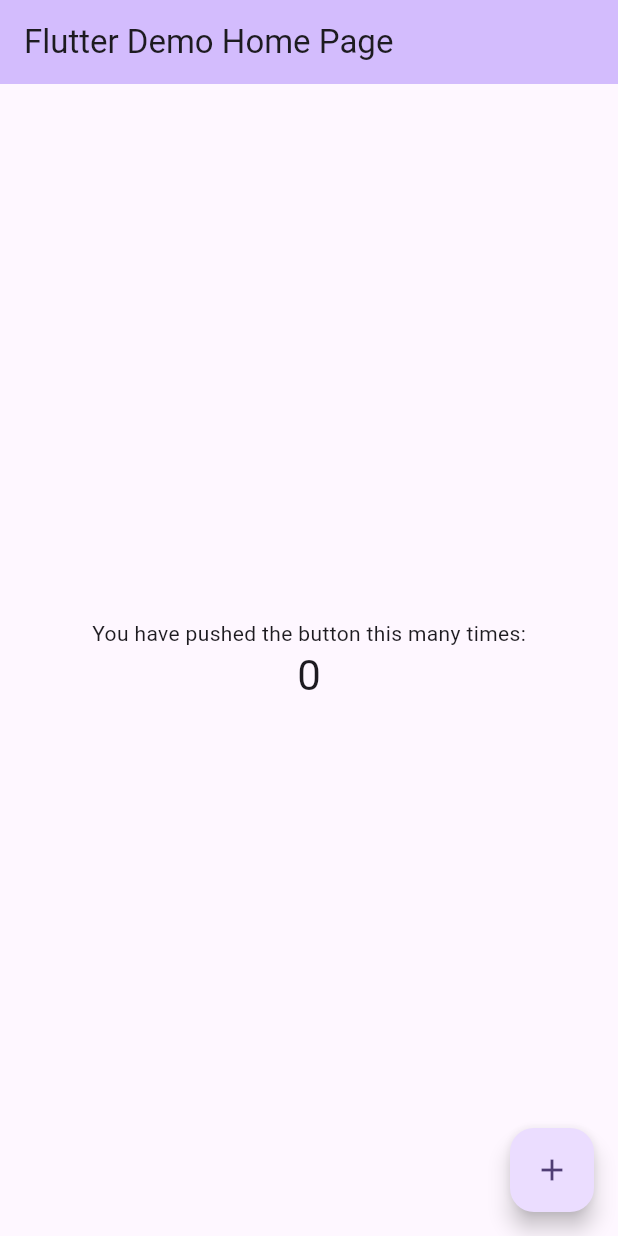
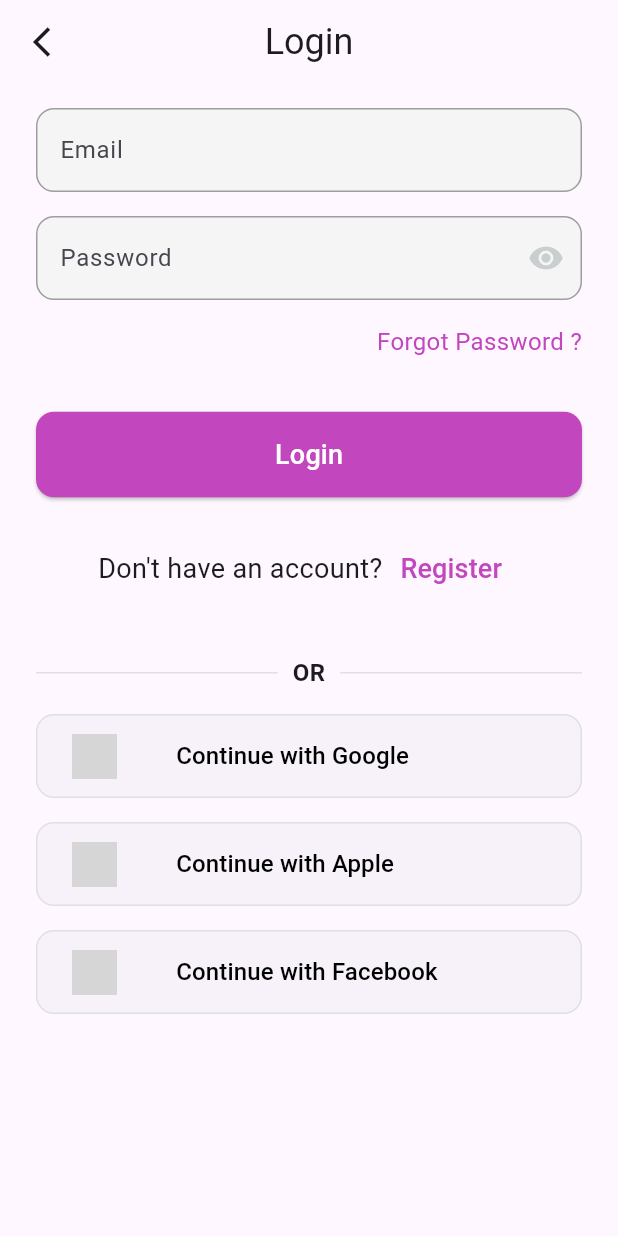
Before and after one commit to patrickmasry195/learnfy, a Flutter app: the screen it shows after launch, on a phone screen of 412 x 824 dp. Run offline on Flutter 3.47's test engine with Material 3 defaults, Android fonts, the phone set to English and light mode, and no system bars; network calls fail; grey boxes are pictures that could not be loaded.

Commit message:
finished login page ui

```diff
--- /dev/null
+++ b/mobile/lib/features/login/presentation/login_view.dart
@@ -0,0 +1,21 @@
+import 'package:flutter/material.dart';
+import 'package:learnfy/features/login/presentation/widgets/login_view_body.dart';
+
+class LoginView extends StatelessWidget {
+  const LoginView({super.key});
+
+  @override
+  Widget build(BuildContext context) {
+    return Scaffold(
+      appBar: AppBar(
+        leading: IconButton(
+          onPressed: () {},
+          icon: Icon(Icons.arrow_back_ios_sharp),
+        ),
+        title: Text("Login", style: TextStyle(fontSize: 24)),
+        centerTitle: true,
+      ),
+      body: LoginViewBody(),
+    );
+  }
+}
--- /dev/null
+++ b/mobile/lib/features/login/presentation/widgets/auth_with_platforms.dart
@@ -0,0 +1,39 @@
+import 'package:flutter/material.dart';
+
+class AuthWithPlatforms extends StatelessWidget {
+  const AuthWithPlatforms({
+    super.key,
+    required this.iconUrl,
+    required this.platformName,
+    this.onPressed,
+  });
+
+  final String iconUrl;
+  final String platformName;
+  final void Function()? onPressed;
+
+  @override
+  Widget build(BuildContext context) {
+    return ElevatedButton(
+      onPressed: onPressed,
+      style: ElevatedButton.styleFrom(
+        elevation: 0,
+        side: BorderSide(color: Colors.grey.shade300),
+        shape: RoundedRectangleBorder(borderRadius: BorderRadius.circular(12)),
+      ),
+      child: SizedBox(
+        height: 56,
+        child: Row(
+          children: [
+            Image.network(iconUrl, fit: BoxFit.fill, height: 30),
+            SizedBox(width: 39.42),
+            Text(
+              "Continue with $platformName",
+              style: TextStyle(fontSize: 16, color: Colors.black),
+            ),
+          ],
+        ),
+      ),
+    );
+  }
+}
--- /dev/null
+++ b/mobile/lib/features/login/presentation/widgets/custom_button.dart
@@ -0,0 +1,26 @@
+import 'package:flutter/material.dart';
+
+class CustomButton extends StatelessWidget {
+  const CustomButton({super.key});
+
+  @override
+  Widget build(BuildContext context) {
+    return SizedBox(
+      height: 57,
+      width: double.infinity,
+      child: ElevatedButton(
+        onPressed: () {},
+        style: ElevatedButton.styleFrom(
+          backgroundColor: Color(0xffC246BE),
+          shape: RoundedRectangleBorder(
+            borderRadius: BorderRadius.circular(12),
+          ),
+        ),
+        child: Text(
+          "Login",
+          style: TextStyle(color: Colors.white, fontSize: 18),
+        ),
+      ),
+    );
+  }
+}
--- /dev/null
+++ b/mobile/lib/features/login/presentation/widgets/custom_divider.dart
@@ -0,0 +1,24 @@
+import 'package:flutter/material.dart';
+
+class CustomDivider extends StatelessWidget {
+  const CustomDivider({super.key});
+
+  @override
+  Widget build(BuildContext context) {
+    return Row(
+      children: [
+        Expanded(
+          child: Divider(
+            thickness: 1,
+            color: Colors.grey.shade300,
+            endIndent: 10,
+          ),
+        ),
+        Text('OR', style: TextStyle(fontSize: 16, fontWeight: FontWeight.bold)),
+        Expanded(
+          child: Divider(thickness: 1, color: Colors.grey.shade300, indent: 10),
+        ),
+      ],
+    );
+  }
+}
--- /dev/null
+++ b/mobile/lib/features/login/presentation/widgets/custom_register.dart
@@ -0,0 +1,22 @@
+import 'package:flutter/material.dart';
+
+class CustomRegister extends StatelessWidget {
+  const CustomRegister({super.key});
+
+  @override
+  Widget build(BuildContext context) {
+    return Row(
+      mainAxisAlignment: MainAxisAlignment.center,
+      children: [
+        Text("Don't have an account?", style: TextStyle(fontSize: 18)),
+        TextButton(
+          onPressed: () {},
+          child: Text(
+            "Register",
+            style: TextStyle(color: Color(0xffC246BE), fontSize: 18),
+          ),
+        ),
+      ],
+    );
+  }
+}
--- /dev/null
+++ b/mobile/lib/features/login/presentation/widgets/custom_text_form_field.dart
@@ -0,0 +1,29 @@
+import 'package:flutter/material.dart';
+
+class CustomTextFormField extends StatelessWidget {
+  const CustomTextFormField({
+    super.key,
+    required this.hintText,
+    this.suffixIcon,
+  });
+
+  final String hintText;
+  final Widget? suffixIcon;
+
+  @override
+  Widget build(BuildContext context) {
+    return TextFormField(
+      decoration: InputDecoration(
+        hintText: hintText,
+        fillColor: Colors.grey.shade100,
+        filled: true,
+        border: InputBorder.none,
+        enabledBorder: OutlineInputBorder(
+          borderSide: BorderSide(color: Colors.grey),
+          borderRadius: BorderRadius.circular(12),
+        ),
+        suffixIcon: suffixIcon,
+      ),
+    );
+  }
+}
--- /dev/null
+++ b/mobile/lib/features/login/presentation/widgets/login_view_body.dart
@@ -0,0 +1,73 @@
+import 'package:flutter/material.dart';
+import 'package:learnfy/features/login/presentation/widgets/auth_with_platforms.dart';
+import 'package:learnfy/features/login/presentation/widgets/custom_button.dart';
+import 'package:learnfy/features/login/presentation/widgets/custom_divider.dart';
+import 'package:learnfy/features/login/presentation/widgets/custom_register.dart';
+import 'package:learnfy/features/login/presentation/widgets/custom_text_form_field.dart';
+
+class LoginViewBody extends StatelessWidget {
+  const LoginViewBody({super.key});
+
+  @override
+  Widget build(BuildContext context) {
+    return CustomScrollView(
+      slivers: [
+        SliverToBoxAdapter(
+          child: SafeArea(
+            child: Padding(
+              padding: const EdgeInsets.symmetric(horizontal: 24, vertical: 16),
+              child: Column(
+                children: [
+                  CustomTextFormField(hintText: 'Email'),
+                  SizedBox(height: 16),
+                  CustomTextFormField(
+                    hintText: 'Password',
+                    suffixIcon: Icon(
+                      Icons.visibility,
+                      color: Color(0xffC9CECF),
+                    ),
+                  ),
+                  SizedBox(height: 16),
+                  Align(
+                    alignment: Alignment.centerRight,
+                    child: Text(
+                      "Forgot Password ?",
+                      style: TextStyle(color: Color(0xffC246BE), fontSize: 16),
+                    ),
+                  ),
+                  SizedBox(height: 35.5),
+                  CustomButton(),
+                  SizedBox(height: 23.5),
+                  CustomRegister(),
+                  SizedBox(height: 34),
+                  CustomDivider(),
+                  SizedBox(height: 16),
+                  AuthWithPlatforms(
+                    iconUrl:
+                        'http://pngimg.com/uploads/google/google_PNG19635.png',
+                    platformName: 'Google',
+                    onPressed: () {},
+                  ),
+                  SizedBox(height: 16),
+                  AuthWithPlatforms(
+                    iconUrl:
+                        'https://www.freepnglogos.com/uploads/apple-logo-png/file-apple-logo-black-svg-wikimedia-commons-6.png',
+                    platformName: 'Apple',
+                    onPressed: () {},
+                  ),
+                  SizedBox(height: 16),
+                  AuthWithPlatforms(
+                    iconUrl:
+                        'https://pngimg.com/uploads/facebook_logos/facebook_logos_PNG19754.png',
+                    platformName: 'Facebook',
+                    onPressed: () {},
+                  ),
+                ],
+              ),
+            ),
+          ),
+        ),
+      ],
+    );
+  }
+}
--- a/mobile/lib/main.dart
+++ b/mobile/lib/main.dart
@@ -1,4 +1,5 @@
 import 'package:flutter/material.dart';
+import 'package:learnfy/features/login/presentation/login_view.dart';
 
 void main() {
   runApp(const MyApp());
@@ -7,116 +8,8 @@ void main() {
 class MyApp extends StatelessWidget {
   const MyApp({super.key});
 
-  // This widget is the root of your application.
   @override
   Widget build(BuildContext context) {
-    return MaterialApp(
-      title: 'Flutter Demo',
-      theme: ThemeData(
-        // This is the theme of your application.
-        //
-        // TRY THIS: Try running your application with "flutter run". You'll see
-        // the application has a purple toolbar. Then, without quitting the app,
-        // try changing the seedColor in the colorScheme below to Colors.green
-        // and then invoke "hot reload" (save your changes or press the "hot
-        // reload" button in a Flutter-supported IDE, or press "r" if you used
-        // the command line to start the app).
-        //
-        // Notice that the counter didn't reset back to zero; the application
-        // state is not lost during the reload. To reset the state, use hot
-        // restart instead.
-        //
-        // This works for code too, not just values: Most code changes can be
-        // tested with just a hot reload.
-        colorScheme: ColorScheme.fromSeed(seedColor: Colors.deepPurple),
-      ),
-      home: const MyHomePage(title: 'Flutter Demo Home Page'),
-    );
+    return MaterialApp(home: LoginView(), debugShowCheckedModeBanner: false);
   }
 }
-
-class MyHomePage extends StatefulWidget {
-  const MyHomePage({super.key, required this.title});
-
-  // This widget is the home page of your application. It is stateful, meaning
-  // that it has a State object (defined below) that contains fields that affect
-  // how it looks.
-
-  // This class is the configuration for the state. It holds the values (in this
-  // case the title) provided by the parent (in this case the App widget) and
-  // used by the build method of the State. Fields in a Widget subclass are
-  // always marked "final".
-
-  final String title;
-
-  @override
-  State<MyHomePage> createState() => _MyHomePageState();
-}
-
-class _MyHomePageState extends State<MyHomePage> {
-  int _counter = 0;
-
-  void _incrementCounter() {
-    setState(() {
-      // This call to setState tells the Flutter framework that something has
-      // changed in this State, which causes it to rerun the build method below
-      // so that the display can reflect the updated values. If we changed
-      // _counter without calling setState(), then the build method would not be
-      // called again, and so nothing would appear to happen.
-      _counter++;
-    });
-  }
-
-  @override
-  Widget build(BuildContext context) {
-    // This method is rerun every time setState is called, for instance as done
-    // by the _incrementCounter method above.
-    //
-    // The Flutter framework has been optimized to make rerunning build methods
-    // fast, so that you can just rebuild anything that needs updating rather
-    // than having to individually change instances of widgets.
-    return Scaffold(
-      appBar: AppBar(
-        // TRY THIS: Try changing the color here to a specific color (to
-        // Colors.amber, perhaps?) and trigger a hot reload to see the AppBar
-        // change color while the other colors stay the same.
-        backgroundColor: Theme.of(context).colorScheme.inversePrimary,
-        // Here we take the value from the MyHomePage object that was created by
-        // the App.build method, and use it to set our appbar title.
-        title: Text(widget.title),
-      ),
-      body: Center(
-        // Center is a layout widget. It takes a single child and positions it
-        // in the middle of the parent.
-        child: Column(
-          // Column is also a layout widget. It takes a list of children and
-          // arranges them vertically. By default, it sizes itself to fit its
-          // children horizontally, and tries to be as tall as its parent.
-          //
-          // Column has various properties to control how it sizes itself and
-          // how it positions its children. Here we use mainAxisAlignment to
-          // center the children vertically; the main axis here is the vertical
-          // axis because Columns are vertical (the cross axis would be
-          // horizontal).
-          //
-          // TRY THIS: Invoke "debug painting" (choose the "Toggle Debug Paint"
-          // action in the IDE, or press "p" in the console), to see the
-          // wireframe for each widget.
-          mainAxisAlignment: MainAxisAlignment.center,
-          children: <Widget>[
-            const Text('You have pushed the button this many times:'),
-            Text(
-              '$_counter',
-              style: Theme.of(context).textTheme.headlineMedium,
-            ),
-          ],
-        ),
-      ),
-      floatingActionButton: FloatingActionButton(
-        onPressed: _incrementCounter,
-        tooltip: 'Increment',
-        child: const Icon(Icons.add),
-      ), // This trailing comma makes auto-formatting nicer for build methods.
-    );
-  }
-}
--- a/mobile/pubspec.yaml
+++ b/mobile/pubspec.yaml
@@ -40,6 +40,7 @@ dependencies:
   get_it: ^7.6.4
   equatable: ^2.0.5
   json_annotation: ^4.8.1
+  flutter_svg: ^2.2.0
 
 
 dev_dependencies:
@@ -67,9 +68,8 @@ flutter:
   uses-material-design: true
 
   # To add assets to your application, add an assets section, like this:
-  # assets:
-  #   - images/a_dot_burr.jpeg
-  #   - images/a_dot_ham.jpeg
+  assets:
+   - assets/
 
   # An image asset can refer to one or more resolution-specific "variants", see
   # https://flutter.dev/to/resolution-aware-images
```
